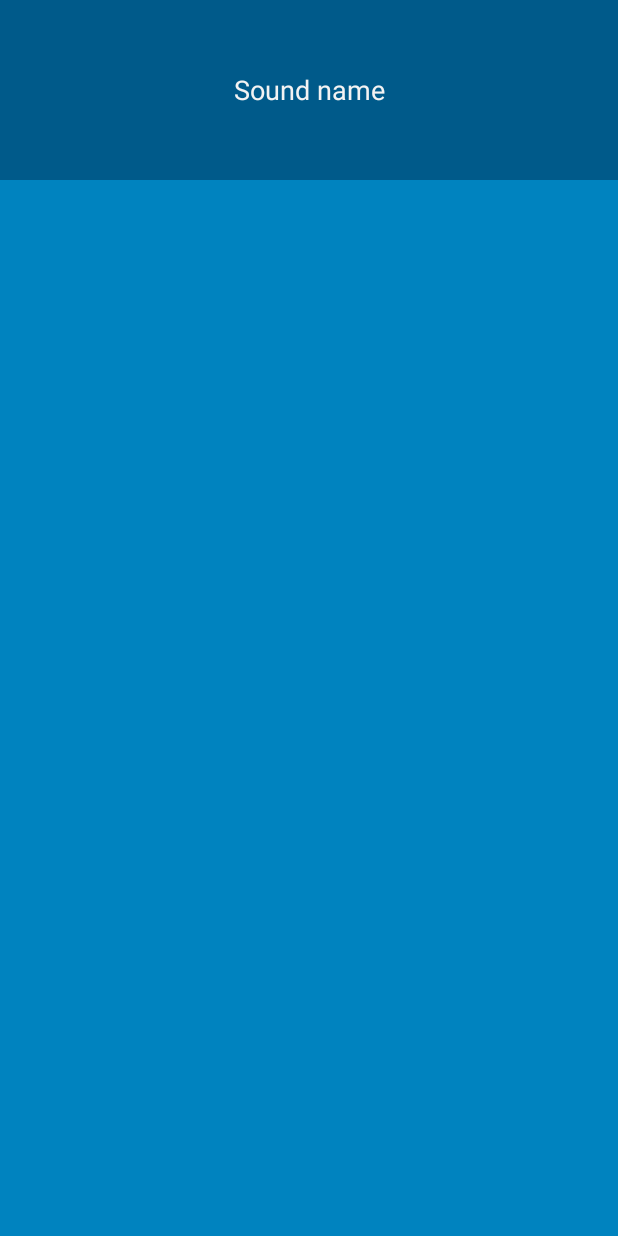
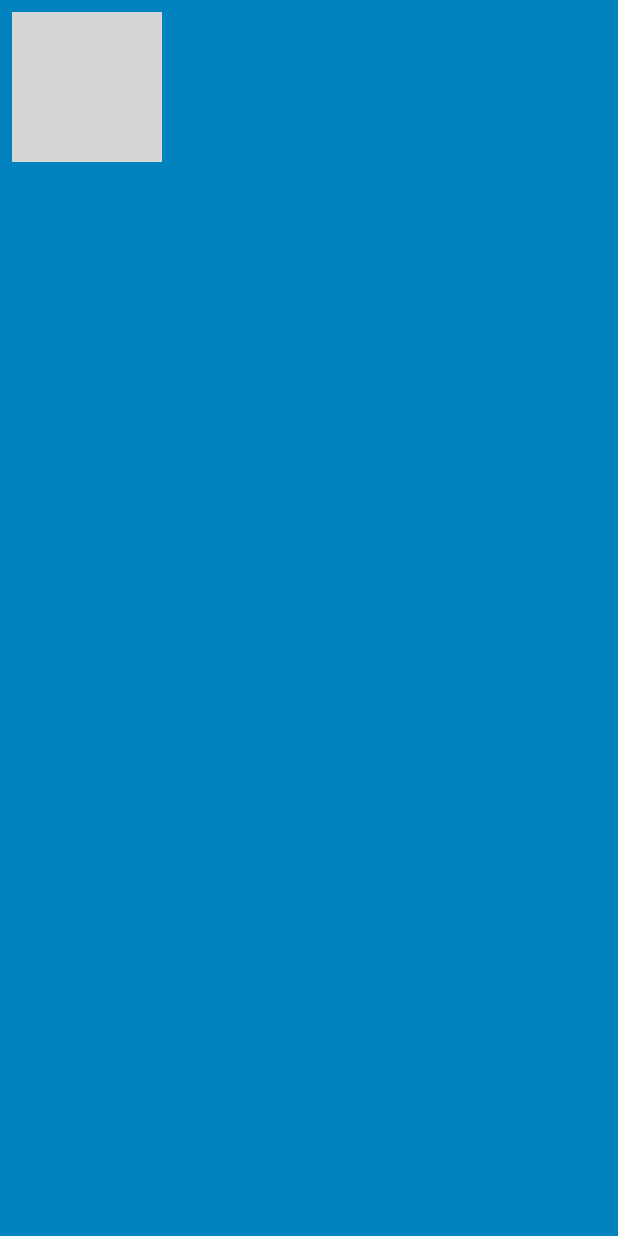
Before and after one commit to tbrams/BeatBox, an Android app: the layout list_item_sound.xml on its own in the app's theme, with its tools: preview values and no code run, on a phone screen of 412 x 824 dp. Run offline under Robolectric (Android 15) with nearby library versions, the phone set to English and light mode, and no system bars; grey boxes are pictures that could not be loaded.

Commit message:
nicer styling with states and layers

```diff
--- a/app/src/main/java/dk/brams/android/beatbox/BeatBoxFragment.java
+++ b/app/src/main/java/dk/brams/android/beatbox/BeatBoxFragment.java
@@ -50,7 +50,7 @@ public class BeatBoxFragment extends Fragment {
 
         public SoundHolder(LayoutInflater inflater, ViewGroup container) {
             super(inflater.inflate(R.layout.list_item_sound, container, false));
-            mButton = (Button) itemView.findViewById(R.id.list_item_sound_button);
+            mButton = (Button) itemView.findViewById(R.id.button);
         }
 
         public void bindSound(Sound sound){
--- a/app/src/main/res/layout/list_item_sound.xml
+++ b/app/src/main/res/layout/list_item_sound.xml
@@ -1,8 +1,15 @@
 <?xml version="1.0" encoding="utf-8"?>
-<Button xmlns:android="http://schemas.android.com/apk/res/android"
-        xmlns:tools="http://schemas.android.com/tools"
-        android:id="@+id/list_item_sound_button"
-        android:layout_width="match_parent"
-        android:layout_height="120dp"
-        tools:text="Sound name"
-/>
+<FrameLayout
+    xmlns:android="http://schemas.android.com/apk/res/android"
+    xmlns:tools="http://schemas.android.com/tools"
+    android:layout_margin="8dp"
+    android:layout_width="wrap_content"
+    android:layout_height="wrap_content">
+
+        <Button
+            android:id="@+id/button"
+            android:layout_width="100dp"
+            android:layout_height="100dp"
+            android:layout_gravity="center"
+            tools:text="Sound name"/>
+</FrameLayout>
--- a/app/src/main/res/values/styles.xml
+++ b/app/src/main/res/values/styles.xml
@@ -12,7 +12,7 @@
     </style>
 
     <style name="BeatBoxButton" parent="android:style/Widget.Holo.Button">
-        <item name="android:background">@color/dark_blue</item>
+        <item name="android:background">@drawable/button_beat_box</item>
     </style>
 
 </resources>
```
